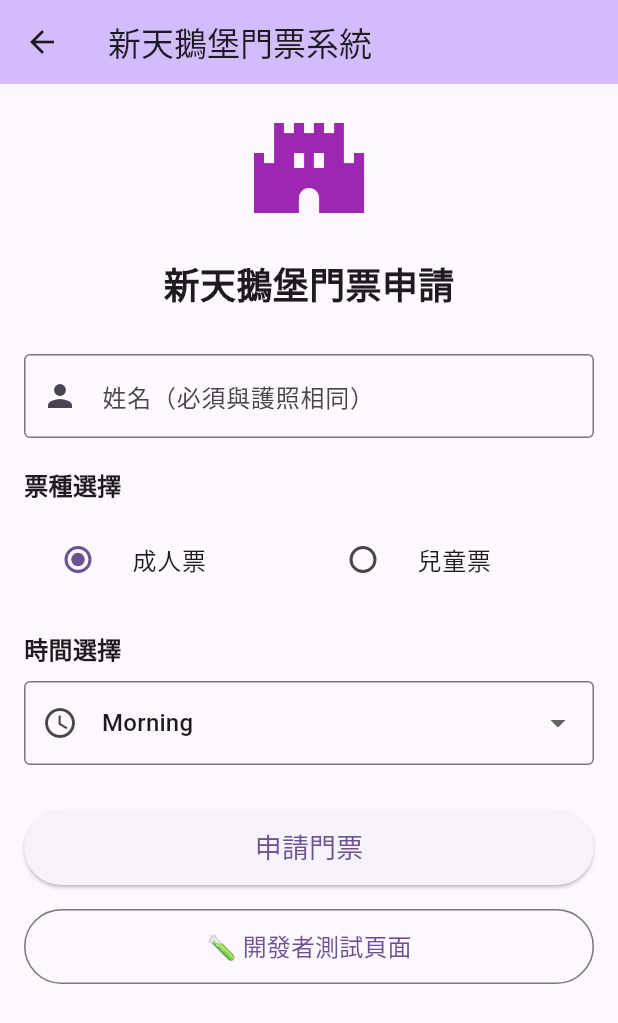
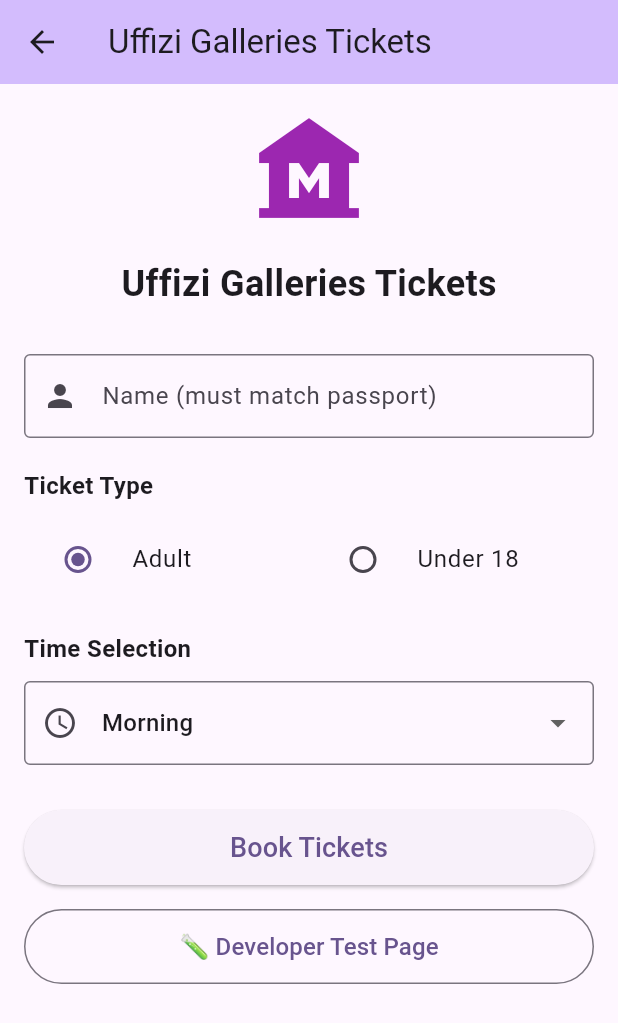
Before and after one commit to garyyang01/KTV-BTS, a Flutter app: the LandingPage screen opened by its route, on a phone screen of 412 x 824 dp. Shown: the top 1023 px of the screen. Run offline on Flutter 3.47's test engine with Material 3 defaults, Android fonts, the phone set to English and light mode, and no system bars; our stand-ins replace email_validator, flutter_dotenv, flutter_local_notifications; missing offline and left inert: enough_mail, mailer.

Commit message:
Replaces Neuschwanstein with Uffizi Galleries
Switches the demo app from Neuschwanstein Castle to the Uffizi Galleries.
Updates the UI, images, titles, and descriptions to reflect the new theme.

Prepares the project to add a train ticket booking feature.

```diff
--- a/ktv_bts/lib/main.dart
+++ b/ktv_bts/lib/main.dart
@@ -26,7 +26,7 @@ class MyApp extends StatelessWidget {
   @override
   Widget build(BuildContext context) {
     return MaterialApp(
-      title: 'Neuschwanstein Castle Tickets',
+      title: 'Uffizi Galleries Tickets',
       theme: ThemeData(
         colorScheme: ColorScheme.fromSeed(seedColor: Colors.deepPurple),
         useMaterial3: true,
@@ -69,7 +69,7 @@ class _LandingPageState extends State<LandingPage> {
       isAdult: _isAdult,
       time: _selectedTime,
       currency: 'EUR',
-      description: '新天鵝堡門票 - $_selectedTime 時段',
+      description: 'Uffizi Galleries Ticket - $_selectedTime Session',
     );
 
     // 導航到支付頁面
@@ -89,7 +89,7 @@ class _LandingPageState extends State<LandingPage> {
     return Scaffold(
       appBar: AppBar(
         backgroundColor: Theme.of(context).colorScheme.inversePrimary,
-        title: const Text('新天鵝堡門票系統'),
+        title: const Text('Uffizi Galleries Tickets'),
       ),
       body: SingleChildScrollView(
         padding: const EdgeInsets.all(16.0),
@@ -100,7 +100,7 @@ class _LandingPageState extends State<LandingPage> {
             children: <Widget>[
               const Center(
                 child: Icon(
-                  Icons.castle,
+                  Icons.museum,
                   size: 80,
                   color: Colors.purple,
                 ),
@@ -108,7 +108,7 @@ class _LandingPageState extends State<LandingPage> {
               const SizedBox(height: 20),
               const Center(
                 child: Text(
-                  '新天鵝堡門票申請',
+                  'Uffizi Galleries Tickets',
                   style: TextStyle(fontSize: 24, fontWeight: FontWeight.bold),
                 ),
               ),
@@ -118,13 +118,13 @@ class _LandingPageState extends State<LandingPage> {
               TextFormField(
                 controller: _nameController,
                 decoration: const InputDecoration(
-                  labelText: '姓名（必須與護照相同）',
+                  labelText: 'Name (must match passport)',
                   border: OutlineInputBorder(),
                   prefixIcon: Icon(Icons.person),
                 ),
                 validator: (value) {
                   if (value == null || value.trim().isEmpty) {
-                    return '請輸入姓名';
+                    return 'Please enter your name';
                   }
                   return null;
                 },
@@ -132,13 +132,13 @@ class _LandingPageState extends State<LandingPage> {
               const SizedBox(height: 20),
 
               // 成人/兒童選擇
-              const Text('票種選擇', style: TextStyle(fontSize: 16, fontWeight: FontWeight.bold)),
+              const Text('Ticket Type', style: TextStyle(fontSize: 16, fontWeight: FontWeight.bold)),
               const SizedBox(height: 10),
               Row(
                 children: [
                   Expanded(
                     child: RadioListTile<bool>(
-                      title: const Text('成人票'),
+                      title: const Text('Adult'),
                       value: true,
                       groupValue: _isAdult,
                       onChanged: (bool? value) {
@@ -150,7 +150,7 @@ class _LandingPageState extends State<LandingPage> {
                   ),
                   Expanded(
                     child: RadioListTile<bool>(
-                      title: const Text('兒童票'),
+                      title: const Text('Under 18'),
                       value: false,
                       groupValue: _isAdult,
                       onChanged: (bool? value) {
@@ -165,7 +165,7 @@ class _LandingPageState extends State<LandingPage> {
               const SizedBox(height: 20),
 
               // 時間選擇
-              const Text('時間選擇', style: TextStyle(fontSize: 16, fontWeight: FontWeight.bold)),
+              const Text('Time Selection', style: TextStyle(fontSize: 16, fontWeight: FontWeight.bold)),
               const SizedBox(height: 10),
               DropdownButtonFormField<String>(
                 value: _selectedTime,
@@ -193,7 +193,7 @@ class _LandingPageState extends State<LandingPage> {
                 style: ElevatedButton.styleFrom(
                   minimumSize: const Size(double.infinity, 50),
                 ),
-                child: const Text('申請門票', style: TextStyle(fontSize: 18)),
+                child: const Text('Book Tickets', style: TextStyle(fontSize: 18)),
               ),
               const SizedBox(height: 16),
               OutlinedButton(
@@ -201,7 +201,7 @@ class _LandingPageState extends State<LandingPage> {
                 style: OutlinedButton.styleFrom(
                   minimumSize: const Size(double.infinity, 50),
                 ),
-                child: const Text('🧪 開發者測試頁面', style: TextStyle(fontSize: 16)),
+                child: const Text('🧪 Developer Test Page', style: TextStyle(fontSize: 16)),
               ),
             ],
           ),
--- a/ktv_bts/lib/pages/ticket_booking_page.dart
+++ b/ktv_bts/lib/pages/ticket_booking_page.dart
@@ -15,7 +15,7 @@ class _TicketBookingPageState extends State<TicketBookingPage> {
   Widget build(BuildContext context) {
     return Scaffold(
       appBar: AppBar(
-        title: const Text('Neuschwanstein Castle Tickets'),
+        title: const Text('Uffizi Galleries Tickets'),
         backgroundColor: Theme.of(context).colorScheme.inversePrimary,
         elevation: 0,
       ),
@@ -85,7 +85,7 @@ class _TicketBookingPageState extends State<TicketBookingPage> {
               child: ClipRRect(
                 borderRadius: BorderRadius.circular(12),
                 child: Image.asset(
-                  'assets/images/neuschwanstein_castle.png',
+                  'assets/images/uffizi_galleries.png',
                   fit: BoxFit.cover,
                   errorBuilder: (context, error, stackTrace) {
                     return Container(
@@ -99,13 +99,13 @@ class _TicketBookingPageState extends State<TicketBookingPage> {
                         mainAxisAlignment: MainAxisAlignment.center,
                         children: [
                           Icon(
-                            Icons.castle,
+                            Icons.museum,
                             size: 80,
                             color: Colors.grey,
                           ),
                           SizedBox(height: 8),
                           Text(
-                            'Neuschwanstein Castle',
+                            'Uffizi Galleries',
                             style: TextStyle(
                               color: Colors.grey,
                               fontSize: 16,
@@ -130,7 +130,7 @@ class _TicketBookingPageState extends State<TicketBookingPage> {
 
             // Main Title
             const Text(
-              'Visit Neuschwanstein Castle – Your Fairytale Awaits',
+              'Visit Uffizi Galleries – Renaissance Art Awaits',
               style: TextStyle(
                 fontSize: 28,
                 fontWeight: FontWeight.bold,
@@ -142,7 +142,7 @@ class _TicketBookingPageState extends State<TicketBookingPage> {
 
             // Subtitle
             const Text(
-              'Skip the lines and secure your spot at Germany\'s most magical castle.',
+              'Skip the lines and secure your spot at Florence\'s most prestigious art museum.',
               style: TextStyle(
                 fontSize: 16,
                 color: Colors.black54,
--- a/ktv_bts/lib/widgets/booking_form.dart
+++ b/ktv_bts/lib/widgets/booking_form.dart
@@ -155,7 +155,7 @@ class _BookingFormState extends State<BookingForm> {
       final session = ticket['selectedSession'] as String;
       final selectedDate = ticket['selectedDate'] as DateTime;
       final arrivalTime = DateFormat('yyyy-MM-dd').format(selectedDate);
-      final price = isAdult ? 19.0 : 1.0; // 成人19歐元，兒童1歐元
+      final price = isAdult ? 24.0 : 0.0; // 成人24歐元，兒童免費
 
       ticketInfoList.add(TicketInfo(
         familyName: familyName,
@@ -298,7 +298,7 @@ class _BookingFormState extends State<BookingForm> {
             child: Column(
               children: [
                 RadioListTile<bool>(
-                  title: const Text('Adult (19 EUR)'),
+                  title: const Text('Adult (24 EUR)'),
                   subtitle: const Text('18 years and above'),
                   value: true,
                   groupValue: ticket['isAdult'],
@@ -309,7 +309,7 @@ class _BookingFormState extends State<BookingForm> {
                   },
                 ),
                 RadioListTile<bool>(
-                  title: const Text('Under 18 (1 EUR)'),
+                  title: const Text('Under 18 (Free)'),
                   subtitle: const Text('Under 18 years old'),
                   value: false,
                   groupValue: ticket['isAdult'],
```
Also changed, not shown: ktv_bts/lib/widgets/order_summary_widget.dart (added, +322 -0 lines), ktv_bts/lib/widgets/price_display.dart (+4 -4 lines), ktv_bts/assets/images/uffizi_galleries.png (added), ktv_bts/assets/images/uffizi_new.jpg (added), ktv_bts/pubspec.lock, 4 other files.
